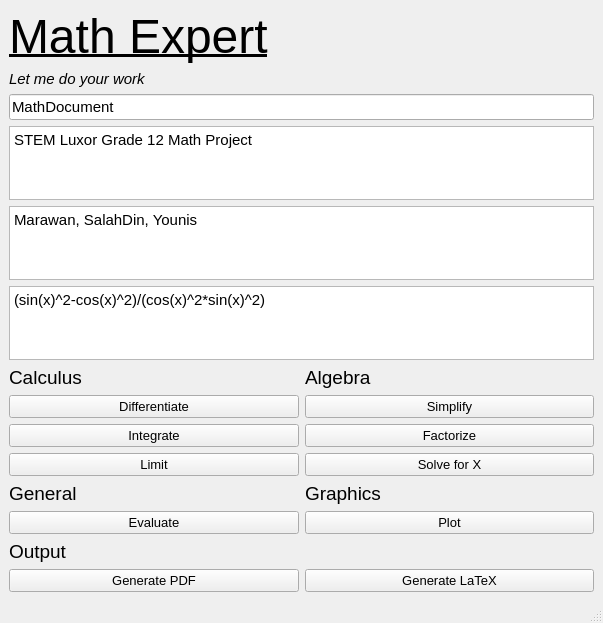
Above: qt5/main.ui from salastro/math-expert before the change. Below: the same form after it.
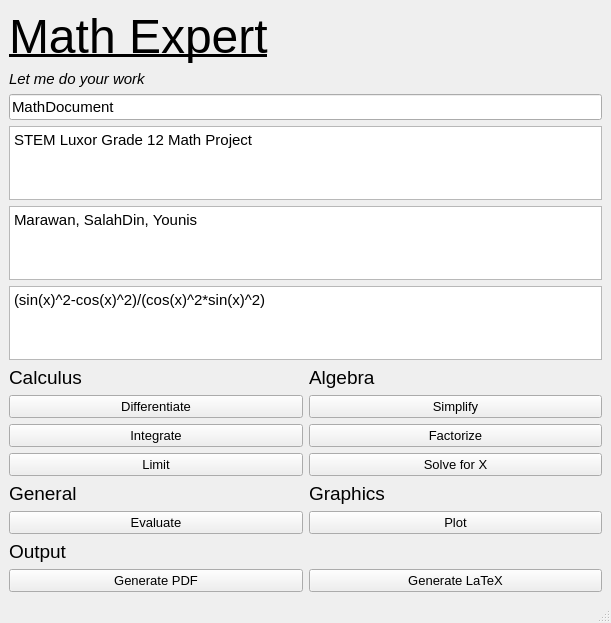
That is the form after the change. Icons and pictures are not drawn.

Commit message: Move shortcuts into gui

Diff of the .ui file:
```diff
--- a/qt5/main.ui
+++ b/qt5/main.ui
@@ -6,7 +6,7 @@
    <rect>
     <x>0</x>
     <y>0</y>
-    <width>603</width>
+    <width>611</width>
     <height>623</height>
    </rect>
   </property>
```
Left out of the diff: 106 changed lines with no effect on the pictures. The commit also changes 2 other files.
